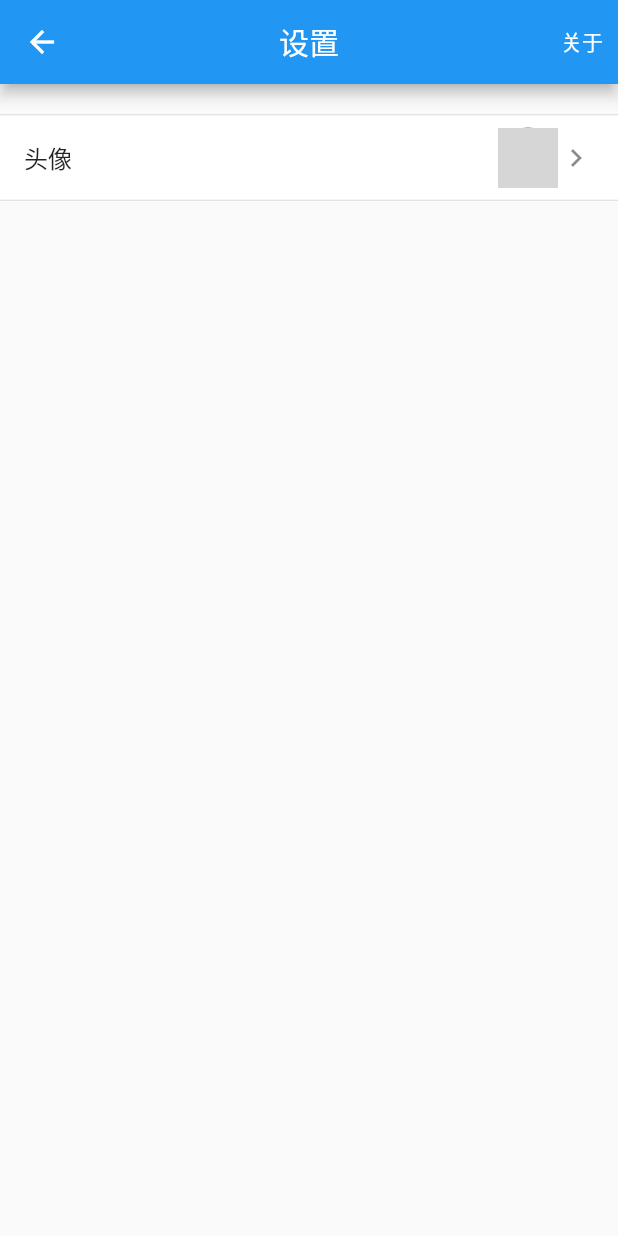
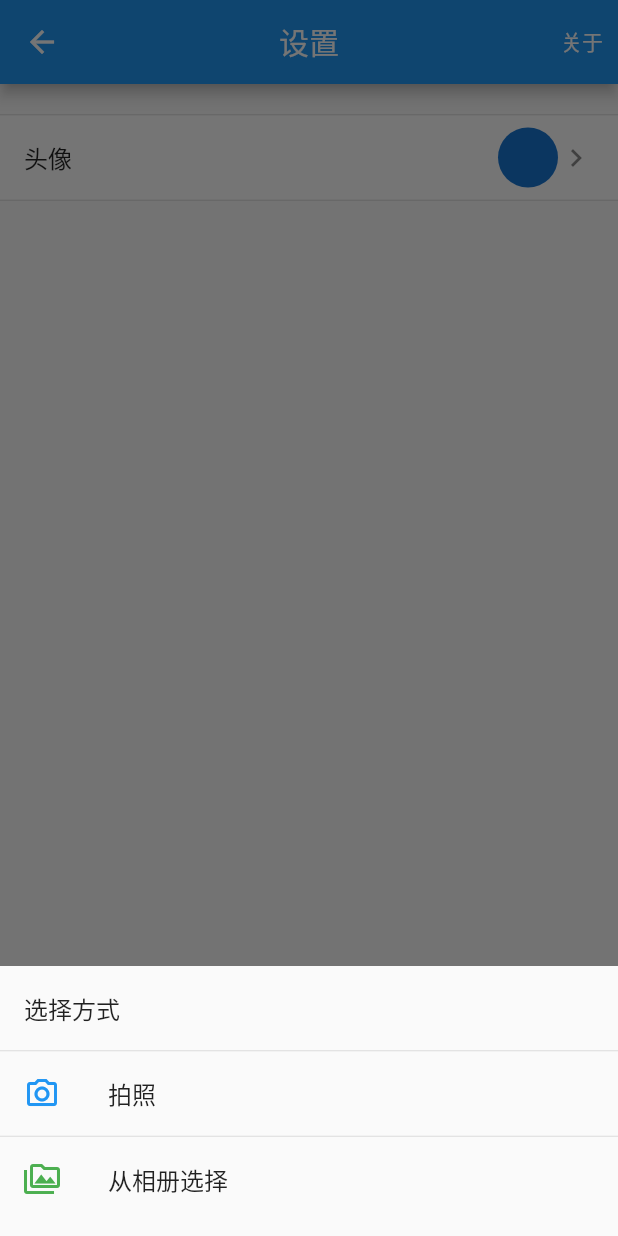
Before and after one commit to vcqzero/jjhy-app-refactor, a Flutter app: the SettingsPage screen opened by its route, after a tap on "头像", on a phone screen of 412 x 824 dp. Run offline on Flutter 3.47's test engine with Material 2 defaults, Android fonts, the phone set to English and light mode, and no system bars; our stand-ins replace dio, flutter_easyloading, fluttertoast, get_storage, image_picker, open_file and 3 more; accounts and stored records are empty; network calls fail; grey boxes are pictures that could not be loaded.

Commit message:
完成头像信息修改

```diff
--- a/lib/api/UserApi.dart
+++ b/lib/api/UserApi.dart
@@ -18,7 +18,7 @@ class UserApi {
   static MyResponse updateAvatar(FormData formData) {
     CancelToken cancelToken = CancelToken();
     final future = _dio.post(
-      '/users/me/avatar2',
+      '/users/me/avatar',
       cancelToken: cancelToken,
       data: formData,
     );
--- a/lib/app/Config.dart
+++ b/lib/app/Config.dart
@@ -11,5 +11,5 @@ class Config {
 
   /// 接口baseUrl
   // static String baseUrl = 'https://api.jjhycom.cn';
-  static String baseUrl = 'http://192.168.0.112:3000/';
+  static String baseUrl = 'http://192.168.0.110:3000/';
 }
--- a/lib/pages/settings/Index.dart
+++ b/lib/pages/settings/Index.dart
@@ -1,10 +1,11 @@
 import 'dart:developer';
-
 import 'package:app/api/UserApi.dart';
 import 'package:app/app/Config.dart';
 import 'package:app/pages/about/Index.dart';
 import 'package:app/store/User.dart';
 import 'package:app/utils/MyDio.dart';
+import 'package:app/utils/MyLoading.dart';
+import 'package:app/utils/MyToast.dart';
 import 'package:app/widgets/MyAppBar.dart';
 import 'package:app/widgets/MyTile.dart';
 import 'package:dio/dio.dart';
@@ -22,33 +23,86 @@ class SettingsPage extends StatefulWidget {
 
 class _SettingsPageState extends State<SettingsPage> {
   late User _user;
-  final picker = ImagePicker();
+  final _picker = ImagePicker();
   @override
   void initState() {
     super.initState();
     _user = User.cache();
   }
 
-  _handleEditAvatar() async {
+  bool _handleValidImg(MultipartFile file) {
+    int len = file.length;
+    double maxLen = 1.8 * 1024 * 1024;
+    return len < maxLen;
+  }
+
+  _handlePickImage(ImageSource source) async {
+    Navigator.of(context).pop(); // sheet相当于新页面，可通过navigator关闭
+    PickedFile? file = await _picker.getImage(source: source, imageQuality: 30);
+    if (file != null) _handleUploadAvatar(file.path);
+  }
+
+  _handleClickEditAvatar() {
+    showModalBottomSheet(
+      context: context,
+      builder: (BuildContext content) {
+        return Container(
+          height: 180,
+          child: Column(
+            children: <Widget>[
+              ListTile(
+                title: Text("选择方式"),
+              ),
+              Divider(height: 1),
+              ListTile(
+                leading: Icon(
+                  Icons.camera_alt_outlined,
+                  color: Colors.blue,
+                ),
+                title: Text("拍照"),
+                onTap: () => _handlePickImage(ImageSource.camera),
+              ),
+              Divider(height: 1),
+              ListTile(
+                leading: Icon(Icons.perm_media_outlined, color: Colors.green),
+                title: Text("从相册选择"),
+                onTap: () => _handlePickImage(ImageSource.gallery),
+              ),
+            ],
+          ),
+        );
+      },
+    );
+  }
+
+  _handleUploadAvatar(String path) async {
     try {
-      log('修改头像');
-      final pickedFile = await picker.getImage(source: ImageSource.gallery);
-      if (pickedFile == null) return;
-      String path = pickedFile.path;
-      FormData formData = FormData.fromMap(
-          {'file': await MultipartFile.fromFile(path, filename: 'avatar')});
-      log(path);
+      MultipartFile file =
+          await MultipartFile.fromFile(path, filename: 'avatar');
+      if (_handleValidImg(file) == false) {
+        return MyToast.show('所选图片多大');
+      }
+      // start loading
+      MyLoading.showLoading('上传中');
+      FormData formData = FormData.fromMap({'avatar': file});
       MyResponse res = UserApi.updateAvatar(formData);
       await res.future.then((value) => null);
-    } catch (e) {
-      log('更新头像错误', error: e);
+      MyToast.show('上传成功');
+      // reload user
+      await User.reload();
+      setState(() {
+        _user = User.build();
+      });
+    } on DioError catch (e) {
+      log('上传头像错误', error: e);
+    } finally {
+      MyLoading.hide();
     }
   }
 
   @override
   Widget build(BuildContext context) {
-    return Container(
-      child: Scaffold(
+    return Scaffold(
       appBar: MyAppBar.build(
         title: '设置',
         actions: [
@@ -72,14 +126,13 @@ class _SettingsPageState extends State<SettingsPage> {
               backgroundImage:
                   NetworkImage(_user.avatar ?? Config.defaultAvatar),
             ),
-              onTap: _handleEditAvatar,
+            onTap: _handleClickEditAvatar,
           ),
           Divider(
             height: 1,
           ),
         ],
       ),
-      ),
     );
   }
 }
```
Also changed, not shown: lib/app/InitApp.dart (deleted, +0 -23 lines), lib/main.dart (+4 -4 lines), lib/store/User.dart (+18 -1 lines), lib/store/store.dart (deleted, +0 -55 lines). Lines whose indentation alone changed are shown as unchanged.
